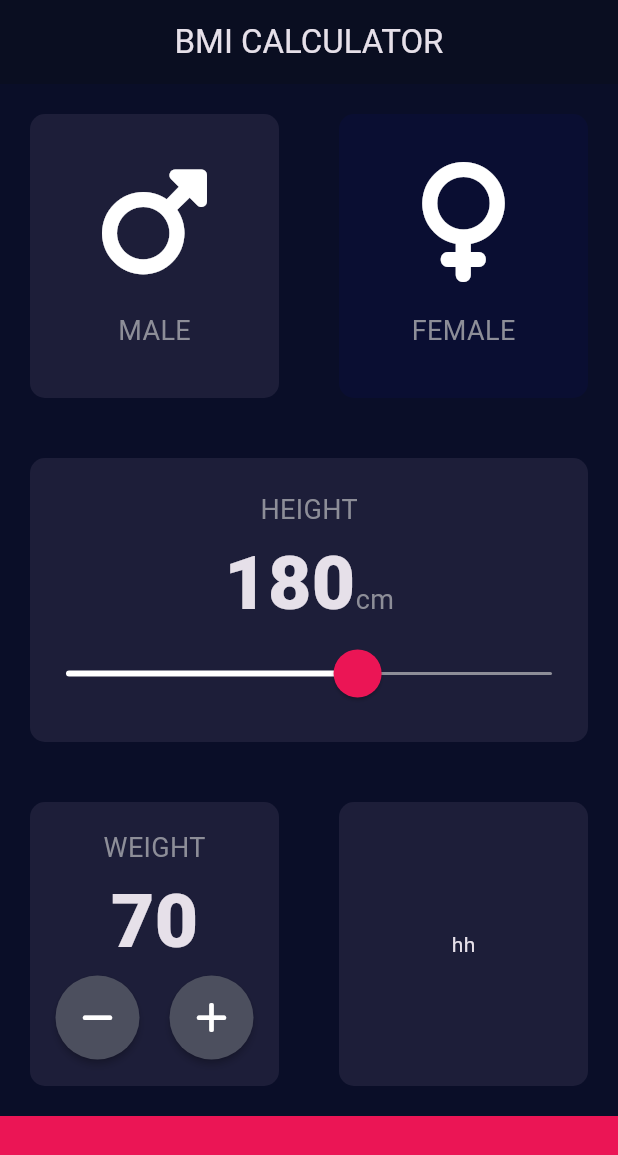
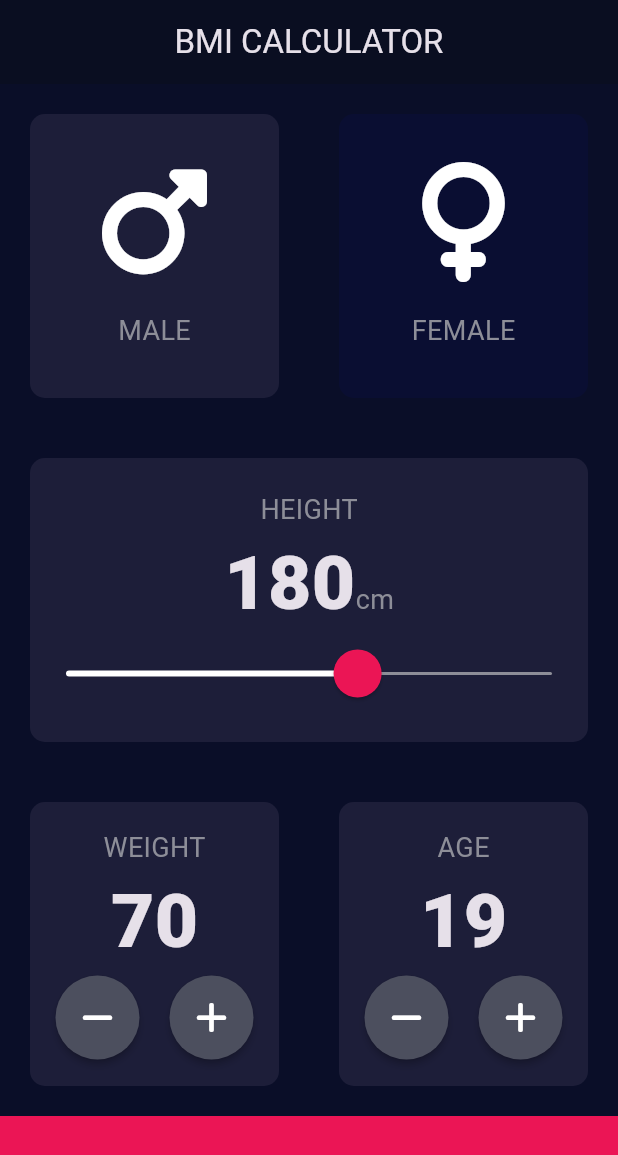
Before and after one commit to ZakariaNasri/bmi_calcucator, a Flutter app: the screen it shows after launch, on a phone screen of 412 x 824 dp. Shown: the top 1155 px of the screen. Run offline on Flutter 3.47's test engine with Material 3 defaults, Android fonts, the phone set to English and light mode, and no system bars; our stand-ins replace font_awesome_flutter; missing offline and left inert: dart:ffi.

Commit message:
Adding the AGE card

```diff
--- a/lib/input_page.dart
+++ b/lib/input_page.dart
@@ -10,6 +10,7 @@ enum GenderTypes { male, female }
 
 int height = 180;
 int weight = 70;
+int age = 19;
 
 class InputPage extends StatefulWidget {
   const InputPage({super.key});
@@ -169,7 +170,43 @@ class _InputPageState extends State<InputPage> {
                 Expanded(
                   child: MyCard(
                     bgColor: kActiveCardBG,
-                    childWidget: Text('hh'),
+                    childWidget: Column(
+                      mainAxisAlignment: MainAxisAlignment.center,
+                      children: [
+                        Text(
+                          'AGE',
+                          style: kLabelTextStyle,
+                        ),
+                        Text(
+                          age.toString(),
+                          style: kValueTextStyle,
+                        ),
+                        Row(
+                          mainAxisAlignment: MainAxisAlignment.center,
+                          children: [
+                            RoundIconButton(
+                              icon: FontAwesomeIcons.minus,
+                              onPressed: () {
+                                setState(() {
+                                  age--;
+                                });
+                              },
+                            ),
+                            SizedBox(
+                              width: 20,
+                            ),
+                            RoundIconButton(
+                              icon: FontAwesomeIcons.plus,
+                              onPressed: () {
+                                setState(() {
+                                  age++;
+                                });
+                              },
+                            ),
+                          ],
+                        ),
+                      ],
+                    ),
                   ),
                 ),
               ],
```
